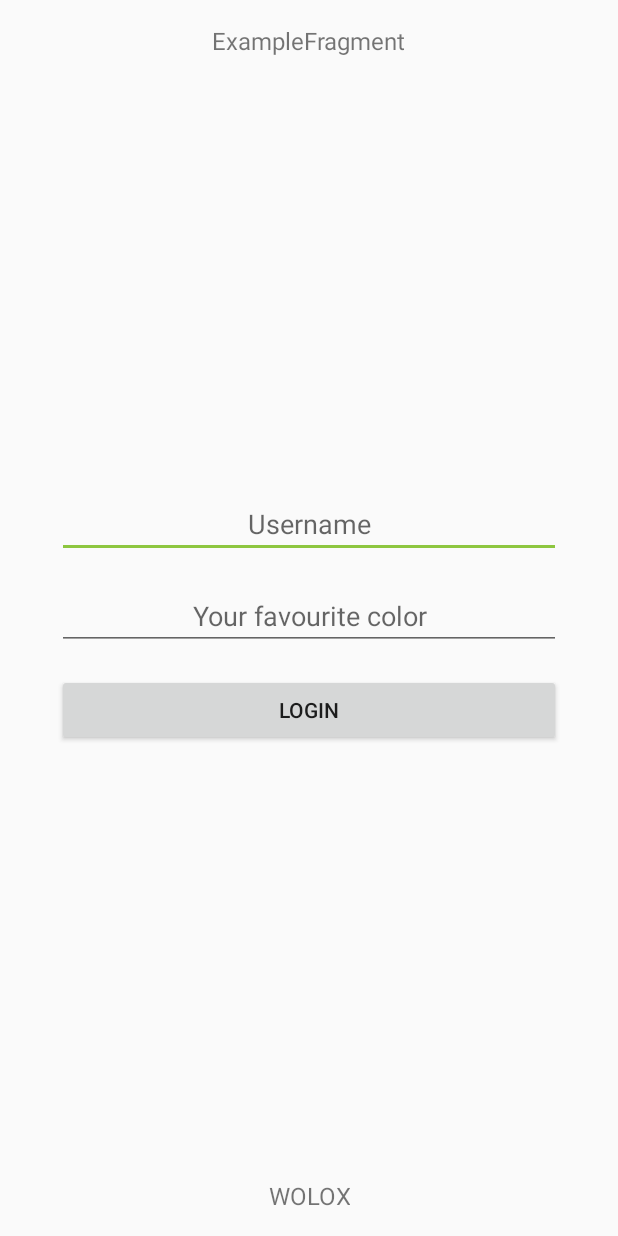
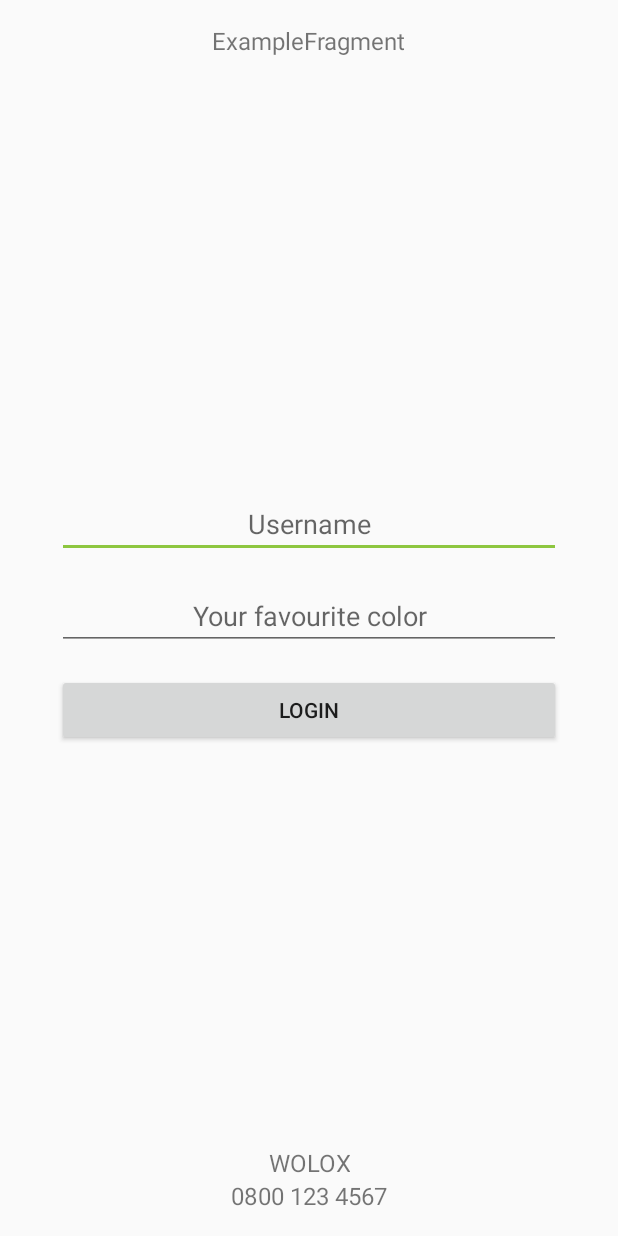
Before and after one commit to Wolox/WoloxAndroidBootstrap, an Android app: the layout fragment_example.xml on its own in the app's theme, with its tools: preview values and no code run, on a phone screen of 412 x 824 dp. Run offline under Robolectric (Android 15) with nearby library versions, the phone set to English and light mode, and no system bars.

Commit message:
Opening phone

```diff
--- a/app/src/main/java/ar/com/wolox/android/example/ui/example/ExampleFragment.kt
+++ b/app/src/main/java/ar/com/wolox/android/example/ui/example/ExampleFragment.kt
@@ -5,6 +5,7 @@ import ar.com.wolox.android.R
 import ar.com.wolox.android.example.ui.viewpager.ViewPagerActivity
 import ar.com.wolox.wolmo.core.fragment.WolmoFragment
 import ar.com.wolox.wolmo.core.util.openBrowser
+import ar.com.wolox.wolmo.core.util.openDial
 import kotlinx.android.synthetic.main.fragment_example.*
 
 class ExampleFragment private constructor() : WolmoFragment<ExamplePresenter>(), ExampleView {
@@ -17,6 +18,7 @@ class ExampleFragment private constructor() : WolmoFragment<ExamplePresenter>(),
     override fun setListeners() {
         vUsernameInput.addTextChangedListener { presenter.onUsernameInputChanged(it.toString()) }
         vWoloxLink.setOnClickListener { presenter.onWoloxLinkClicked() }
+        vWoloxPhone.setOnClickListener { presenter.onWoloxPhoneClicked() }
         vLoginButton.setOnClickListener {
             presenter.onLoginButtonClicked(vUsernameInput.text.toString(), vFavouriteColorInput.text.toString())
         }
@@ -30,6 +32,8 @@ class ExampleFragment private constructor() : WolmoFragment<ExamplePresenter>(),
 
     override fun openBrowser(url: String) = requireContext().openBrowser(url)
 
+    override fun openPhone(woloxPhone: String) = requireContext().openDial(woloxPhone)
+
     companion object {
         fun newInstance() = ExampleFragment()
     }
--- a/app/src/main/java/ar/com/wolox/android/example/ui/example/ExamplePresenter.kt
+++ b/app/src/main/java/ar/com/wolox/android/example/ui/example/ExamplePresenter.kt
@@ -15,7 +15,10 @@ class ExamplePresenter @Inject constructor(private val userSession: UserSession)
 
     fun onWoloxLinkClicked() = view?.openBrowser(WOLOX_URL)
 
+    fun onWoloxPhoneClicked() = view?.openPhone(WOLOX_PHONE)
+
     companion object {
         private const val WOLOX_URL = "www.wolox.com.ar"
+        private const val WOLOX_PHONE = "08001234567"
     }
 }
--- a/app/src/main/java/ar/com/wolox/android/example/ui/example/ExampleView.kt
+++ b/app/src/main/java/ar/com/wolox/android/example/ui/example/ExampleView.kt
@@ -7,4 +7,6 @@ interface ExampleView {
     fun openBrowser(url: String)
 
     fun toggleLoginButtonEnable(isEnable: Boolean)
+
+    fun openPhone(woloxPhone: String): Any
 }
--- a/app/src/main/res/layout/fragment_example.xml
+++ b/app/src/main/res/layout/fragment_example.xml
@@ -65,10 +65,23 @@
 		android:gravity="bottom|center_horizontal"
 		android:text="@string/example_wolox"
 		android:textSize="@dimen/font_medium_extra"
+		app:layout_constraintBottom_toTopOf="@id/vWoloxPhone"
+		app:layout_constraintEnd_toEndOf="parent"
+		app:layout_constraintStart_toStartOf="parent"
+		app:layout_constraintTop_toBottomOf="@id/vLoginButton"
+		app:layout_constraintVertical_bias="1"
+		app:layout_constraintVertical_chainStyle="packed" />
+
+	<TextView
+		android:id="@+id/vWoloxPhone"
+		android:layout_width="wrap_content"
+		android:layout_height="wrap_content"
+		android:gravity="bottom|center_horizontal"
+		android:text="@string/example_wolox_phone"
+		android:textSize="@dimen/font_medium_extra"
 		app:layout_constraintBottom_toBottomOf="parent"
 		app:layout_constraintEnd_toEndOf="parent"
 		app:layout_constraintStart_toStartOf="parent"
-		app:layout_constraintTop_toBottomOf="@id/vLoginButton"
-		app:layout_constraintVertical_bias="1" />
+		app:layout_constraintTop_toBottomOf="@id/vWoloxLink" />
 
 </androidx.constraintlayout.widget.ConstraintLayout>
--- a/app/src/main/res/values/strings.xml
+++ b/app/src/main/res/values/strings.xml
@@ -5,6 +5,7 @@
     <string name="example_random_description">Press the button to generate a random number</string>
     <string name="example_randomize">Randomize</string>
     <string name="example_wolox">WOLOX</string>
+    <string name="example_wolox_phone">0800 123 4567</string>
     <string name="example_message">The presenter generated the number %1$d and this view is displaying it</string>
     <string name="view_pager_title">Username: %1$s\nFavourite color: %2$s</string>
     <string name="random_toolbar_title">Random number example</string>
```
Also changed, not shown: app/src/main/java/ar/com/wolox/android/example/utils/ViewUtils.kt (deleted, +0 -22 lines).
